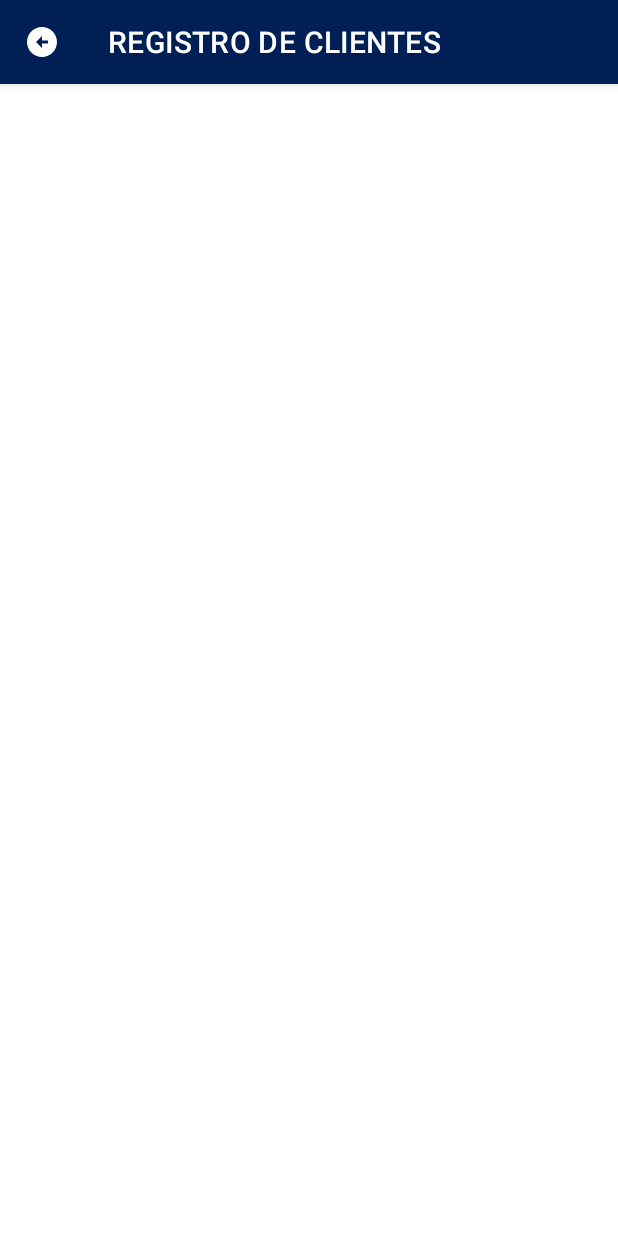
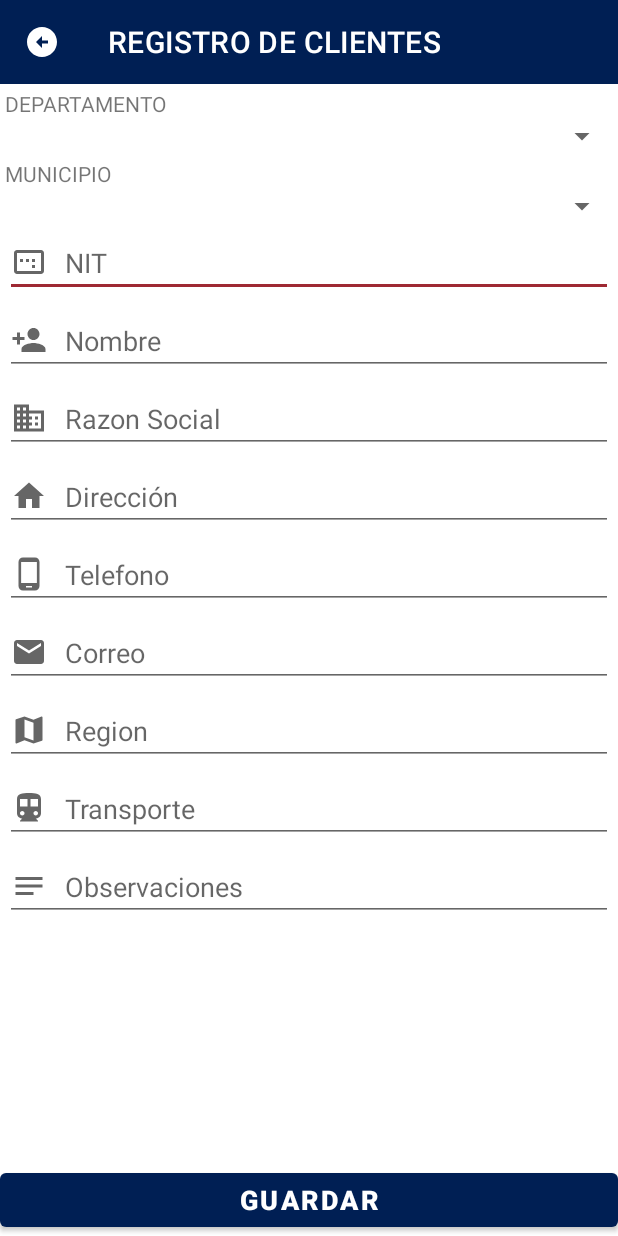
Before and after one commit to JsBoch/pedidosdm, an Android app: the MainMenuActivity screen opened directly, with no data from a screen before it, after a tap on "Clientes", on a phone screen of 412 x 824 dp. Run offline under Robolectric (Android 15) with nearby library versions, the phone set to English and light mode, and no system bars; our stand-ins replace Volley; network calls fail; 2 statements that could not run were skipped; 1 other tap on this screen came first.

Commit message:
Este commit agrega el registro de clientes

```diff
--- a/app/src/main/AndroidManifest.xml
+++ b/app/src/main/AndroidManifest.xml
@@ -26,7 +26,7 @@
             android:exported="false"
             android:parentActivityName=".view.MainMenuActivity" />
         <activity
-            android:name=".view.RegistroCliente"
+            android:name=".view.RegistroClienteActivity"
             android:exported="false"
             android:parentActivityName=".view.MainMenuActivity" />
         <activity
--- a/app/src/main/java/com/mym/pedidosdm/view/ConfirmacionPedidoActivity.java
+++ b/app/src/main/java/com/mym/pedidosdm/view/ConfirmacionPedidoActivity.java
@@ -122,7 +122,6 @@ public class ConfirmacionPedidoActivity extends AppCompatActivity {
                                 //JSON PRINCIPAL
                                 final JSONObject jsonObject = new JSONObject();
                                 try {
-
                                     jsonObject.put("id_departamento",itemCliente.getDepartamentoId());
                                     jsonObject.put("id_empleado", UsuarioBase.get().getUsuarioId());
                                     jsonObject.put("codigo_cliente",itemCliente.getCodigo());
--- a/app/src/main/java/com/mym/pedidosdm/view/MainMenuActivity.kt
+++ b/app/src/main/java/com/mym/pedidosdm/view/MainMenuActivity.kt
@@ -50,7 +50,7 @@ class MainMenuActivity : AppCompatActivity(), NavigationView.OnNavigationItemSel
     override fun onNavigationItemSelected(item: MenuItem): Boolean {
         when(item.itemId) {
             R.id.nav_item_cliente -> {
-                startActivity(Intent(this,RegistroCliente::class.java))
+                startActivity(Intent(this,RegistroClienteActivity::class.java))
             }
             R.id.nav_item_registroPedido -> {
                 //startActivity(Intent(this,ProductOrderActivity::class.java))
--- a/app/src/main/java/com/mym/pedidosdm/view/RegistroCliente.kt
+++ /dev/null
@@ -1,30 +0,0 @@
-package com.mym.pedidosdm.view
-
-import android.os.Bundle
-import androidx.appcompat.app.AppCompatActivity
-import androidx.core.content.ContextCompat
-import com.mym.pedidosdm.R
-import com.mym.pedidosdm.databinding.ActivityMainBinding
-import com.mym.pedidosdm.databinding.ActivityMainMenuBinding
-import com.mym.pedidosdm.databinding.ActivityRegistroClienteBinding
-
-class RegistroCliente : AppCompatActivity() {
-    private lateinit var binding: ActivityRegistroClienteBinding
-
-    override fun onCreate(savedInstanceState: Bundle?) {
-        super.onCreate(savedInstanceState)
-        binding = ActivityRegistroClienteBinding.inflate(layoutInflater)
-        setContentView(binding.root)
-        //Código utilizado para colocar el navigationbar
-        val toolbar: androidx.appcompat.widget.Toolbar = findViewById(R.id.toolbar_main)
-        toolbar.setTitle("REGISTRO DE CLIENTES");
-        toolbar.setTitleTextColor(ContextCompat.getColor(this,R.color.primaryTextColor))
-        toolbar.setBackgroundColor(ContextCompat.getColor(this,R.color.primaryColor))
-        setSupportActionBar(toolbar)
-
-        supportActionBar?.setDisplayHomeAsUpEnabled(true)
-        supportActionBar?.setHomeButtonEnabled(true)
-        supportActionBar?.setHomeAsUpIndicator(R.drawable.ic_back_mym_24)
-        /* *************************************************************** */
-    }
-}
--- /dev/null
+++ b/app/src/main/res/drawable/ic_cliente_add_24.xml
@@ -0,0 +1,10 @@
+<vector xmlns:android="http://schemas.android.com/apk/res/android"
+    android:width="24dp"
+    android:height="24dp"
+    android:viewportWidth="24"
+    android:viewportHeight="24"
+    android:tint="?attr/colorControlNormal">
+  <path
+      android:fillColor="@android:color/white"
+      android:pathData="M15,12c2.21,0 4,-1.79 4,-4s-1.79,-4 -4,-4 -4,1.79 -4,4 1.79,4 4,4zM6,10L6,7L4,7v3L1,10v2h3v3h2v-3h3v-2L6,10zM15,14c-2.67,0 -8,1.34 -8,4v2h16v-2c0,-2.66 -5.33,-4 -8,-4z"/>
+</vector>
--- /dev/null
+++ b/app/src/main/res/drawable/ic_cliente_correo_24.xml
@@ -0,0 +1,10 @@
+<vector xmlns:android="http://schemas.android.com/apk/res/android"
+    android:width="24dp"
+    android:height="24dp"
+    android:viewportWidth="24"
+    android:viewportHeight="24"
+    android:tint="?attr/colorControlNormal">
+  <path
+      android:fillColor="@android:color/white"
+      android:pathData="M20,4L4,4c-1.1,0 -1.99,0.9 -1.99,2L2,18c0,1.1 0.9,2 2,2h16c1.1,0 2,-0.9 2,-2L22,6c0,-1.1 -0.9,-2 -2,-2zM20,8l-8,5 -8,-5L4,6l8,5 8,-5v2z"/>
+</vector>
--- /dev/null
+++ b/app/src/main/res/drawable/ic_cliente_direccion_24.xml
@@ -0,0 +1,10 @@
+<vector xmlns:android="http://schemas.android.com/apk/res/android"
+    android:width="24dp"
+    android:height="24dp"
+    android:viewportWidth="24"
+    android:viewportHeight="24"
+    android:tint="?attr/colorControlNormal">
+  <path
+      android:fillColor="@android:color/white"
+      android:pathData="M10,20v-6h4v6h5v-8h3L12,3 2,12h3v8z"/>
+</vector>
--- /dev/null
+++ b/app/src/main/res/drawable/ic_cliente_observaciones_notes_24.xml
@@ -0,0 +1,11 @@
+<vector xmlns:android="http://schemas.android.com/apk/res/android"
+    android:width="24dp"
+    android:height="24dp"
+    android:viewportWidth="24"
+    android:viewportHeight="24"
+    android:tint="?attr/colorControlNormal"
+    android:autoMirrored="true">
+  <path
+      android:fillColor="@android:color/white"
+      android:pathData="M3,18h12v-2L3,16v2zM3,6v2h18L21,6L3,6zM3,13h18v-2L3,11v2z"/>
+</vector>
--- /dev/null
+++ b/app/src/main/res/drawable/ic_cliente_reazonsocial_24.xml
@@ -0,0 +1,10 @@
+<vector xmlns:android="http://schemas.android.com/apk/res/android"
+    android:width="24dp"
+    android:height="24dp"
+    android:viewportWidth="24"
+    android:viewportHeight="24"
+    android:tint="?attr/colorControlNormal">
+  <path
+      android:fillColor="@android:color/white"
+      android:pathData="M12,7L12,3L2,3v18h20L22,7L12,7zM6,19L4,19v-2h2v2zM6,15L4,15v-2h2v2zM6,11L4,11L4,9h2v2zM6,7L4,7L4,5h2v2zM10,19L8,19v-2h2v2zM10,15L8,15v-2h2v2zM10,11L8,11L8,9h2v2zM10,7L8,7L8,5h2v2zM20,19h-8v-2h2v-2h-2v-2h2v-2h-2L12,9h8v10zM18,11h-2v2h2v-2zM18,15h-2v2h2v-2z"/>
+</vector>
--- /dev/null
+++ b/app/src/main/res/drawable/ic_cliente_region_map_24.xml
@@ -0,0 +1,10 @@
+<vector xmlns:android="http://schemas.android.com/apk/res/android"
+    android:width="24dp"
+    android:height="24dp"
+    android:viewportWidth="24"
+    android:viewportHeight="24"
+    android:tint="?attr/colorControlNormal">
+  <path
+      android:fillColor="@android:color/white"
+      android:pathData="M20.5,3l-0.16,0.03L15,5.1 9,3 3.36,4.9c-0.21,0.07 -0.36,0.25 -0.36,0.48V20.5c0,0.28 0.22,0.5 0.5,0.5l0.16,-0.03L9,18.9l6,2.1 5.64,-1.9c0.21,-0.07 0.36,-0.25 0.36,-0.48V3.5c0,-0.28 -0.22,-0.5 -0.5,-0.5zM15,19l-6,-2.11V5l6,2.11V19z"/>
+</vector>
--- /dev/null
+++ b/app/src/main/res/drawable/ic_cliente_telefono_24.xml
@@ -0,0 +1,10 @@
+<vector xmlns:android="http://schemas.android.com/apk/res/android"
+    android:width="24dp"
+    android:height="24dp"
+    android:viewportWidth="24"
+    android:viewportHeight="24"
+    android:tint="?attr/colorControlNormal">
+  <path
+      android:fillColor="@android:color/white"
+      android:pathData="M16,1L8,1C6.34,1 5,2.34 5,4v16c0,1.66 1.34,3 3,3h8c1.66,0 3,-1.34 3,-3L19,4c0,-1.66 -1.34,-3 -3,-3zM14,21h-4v-1h4v1zM17.25,18L6.75,18L6.75,4h10.5v14z"/>
+</vector>
--- /dev/null
+++ b/app/src/main/res/drawable/ic_cliente_transporte_transit_24.xml
@@ -0,0 +1,10 @@
+<vector xmlns:android="http://schemas.android.com/apk/res/android"
+    android:width="24dp"
+    android:height="24dp"
+    android:viewportWidth="24"
+    android:viewportHeight="24"
+    android:tint="?attr/colorControlNormal">
+  <path
+      android:fillColor="@android:color/white"
+      android:pathData="M12,2c-4.42,0 -8,0.5 -8,4v9.5C4,17.43 5.57,19 7.5,19L6,20.5v0.5h12v-0.5L16.5,19c1.93,0 3.5,-1.57 3.5,-3.5L20,6c0,-3.5 -3.58,-4 -8,-4zM7.5,17c-0.83,0 -1.5,-0.67 -1.5,-1.5S6.67,14 7.5,14s1.5,0.67 1.5,1.5S8.33,17 7.5,17zM11,11L6,11L6,6h5v5zM16.5,17c-0.83,0 -1.5,-0.67 -1.5,-1.5s0.67,-1.5 1.5,-1.5 1.5,0.67 1.5,1.5 -0.67,1.5 -1.5,1.5zM18,11h-5L13,6h5v5z"/>
+</vector>
--- /dev/null
+++ b/app/src/main/res/drawable/ic_dialog_question_24.xml
@@ -0,0 +1,10 @@
+<vector xmlns:android="http://schemas.android.com/apk/res/android"
+    android:width="24dp"
+    android:height="24dp"
+    android:viewportWidth="24"
+    android:viewportHeight="24"
+    android:tint="?attr/colorControlNormal">
+  <path
+      android:fillColor="@android:color/white"
+      android:pathData="M11.07,12.85c0.77,-1.39 2.25,-2.21 3.11,-3.44c0.91,-1.29 0.4,-3.7 -2.18,-3.7c-1.69,0 -2.52,1.28 -2.87,2.34L6.54,6.96C7.25,4.83 9.18,3 11.99,3c2.35,0 3.96,1.07 4.78,2.41c0.7,1.15 1.11,3.3 0.03,4.9c-1.2,1.77 -2.35,2.31 -2.97,3.45c-0.25,0.46 -0.35,0.76 -0.35,2.24h-2.89C10.58,15.22 10.46,13.95 11.07,12.85zM14,20c0,1.1 -0.9,2 -2,2s-2,-0.9 -2,-2c0,-1.1 0.9,-2 2,-2S14,18.9 14,20z"/>
+</vector>
--- /dev/null
+++ b/app/src/main/res/drawable/ic_nit_cliente_24.xml
@@ -0,0 +1,10 @@
+<vector xmlns:android="http://schemas.android.com/apk/res/android"
+    android:width="24dp"
+    android:height="24dp"
+    android:viewportWidth="24"
+    android:viewportHeight="24"
+    android:tint="?attr/colorControlNormal">
+  <path
+      android:fillColor="@android:color/white"
+      android:pathData="M16,10h-2v2h2v-2zM16,14h-2v2h2v-2zM8,10L6,10v2h2v-2zM12,10h-2v2h2v-2zM20,4L4,4c-1.1,0 -2,0.9 -2,2v12c0,1.1 0.9,2 2,2h16c1.1,0 2,-0.9 2,-2L22,6c0,-1.1 -0.9,-2 -2,-2zM20,18L4,18L4,6h16v12z"/>
+</vector>
--- a/app/src/main/res/layout/activity_registro_cliente.xml
+++ b/app/src/main/res/layout/activity_registro_cliente.xml
@@ -1,15 +1,147 @@
 <?xml version="1.0" encoding="utf-8"?>
-<androidx.constraintlayout.widget.ConstraintLayout xmlns:android="http://schemas.android.com/apk/res/android"
+<LinearLayout xmlns:android="http://schemas.android.com/apk/res/android"
     xmlns:app="http://schemas.android.com/apk/res-auto"
     xmlns:tools="http://schemas.android.com/tools"
     android:layout_width="match_parent"
     android:layout_height="match_parent"
-    tools:context=".view.RegistroCliente">
+    android:orientation="vertical"
+    tools:context=".view.RegistroClienteActivity">
 
     <include
         layout="@layout/app_bar_main"
         android:layout_width="match_parent"
-        android:layout_height="match_parent"
-        />
+        android:layout_height="wrap_content" />
 
-</androidx.constraintlayout.widget.ConstraintLayout>
+    <TextView
+        android:layout_width="match_parent"
+        android:layout_height="wrap_content"
+        android:layout_marginLeft="3dp"
+        android:layout_marginTop="3dp"
+        android:text="DEPARTAMENTO" />
+
+    <Spinner
+        android:id="@+id/spDepartamento"
+        android:layout_width="match_parent"
+        android:layout_height="wrap_content"
+        android:layout_marginLeft="3dp"
+        app:layout_constraintStart_toStartOf="parent"
+        app:layout_constraintTop_toTopOf="parent" />
+
+    <TextView
+        android:layout_width="match_parent"
+        android:layout_height="wrap_content"
+        android:layout_marginLeft="3dp"
+        android:layout_marginTop="3dp"
+        android:text="MUNICIPIO" />
+
+    <Spinner
+        android:id="@+id/spMunicipio"
+        android:layout_width="match_parent"
+        android:layout_height="wrap_content"
+        android:layout_marginLeft="3dp"
+        app:layout_constraintStart_toStartOf="parent"
+        app:layout_constraintTop_toTopOf="parent" />
+
+    <EditText
+        android:id="@+id/etNit"
+        android:layout_width="match_parent"
+        android:layout_height="wrap_content"
+        android:layout_margin="3dp"
+        android:drawableStart="@drawable/ic_nit_cliente_24"
+        android:drawablePadding="12dp"
+        android:inputType="textCapCharacters"
+        android:hint="NIT" />
+
+    <EditText
+        android:id="@+id/etNombre"
+        android:layout_width="match_parent"
+        android:layout_height="wrap_content"
+        android:layout_margin="3dp"
+        android:drawableStart="@drawable/ic_cliente_add_24"
+        android:drawablePadding="12dp"
+        android:inputType="textCapCharacters"
+        android:hint="Nombre" />
+
+    <EditText
+        android:id="@+id/etRazonSocial"
+        android:layout_width="match_parent"
+        android:layout_height="wrap_content"
+        android:layout_margin="3dp"
+        android:drawableStart="@drawable/ic_cliente_reazonsocial_24"
+        android:drawablePadding="12dp"
+        android:inputType="textCapCharacters"
+        android:hint="Razon Social" />
+
+    <EditText
+        android:id="@+id/etDireccion"
+        android:layout_width="match_parent"
+        android:layout_height="wrap_content"
+        android:layout_margin="3dp"
+        android:inputType="textCapCharacters"
+        android:drawableStart="@drawable/ic_cliente_direccion_24"
+        android:drawablePadding="12dp"
+        android:hint="Dirección" />
+
+    <EditText
+        android:id="@+id/etTelefono"
+        android:layout_width="match_parent"
+        android:layout_height="wrap_content"
+        android:layout_margin="3dp"
+        android:drawableStart="@drawable/ic_cliente_telefono_24"
+        android:drawablePadding="12dp"
+        android:hint="Telefono"
+        android:inputType="phone" />
+
+    <EditText
+        android:id="@+id/etCorreo"
+        android:layout_width="match_parent"
+        android:layout_height="wrap_content"
+        android:layout_margin="3dp"
+        android:drawableStart="@drawable/ic_cliente_correo_24"
+        android:drawablePadding="12dp"
+        android:hint="Correo"
+        android:inputType="textEmailAddress" />
+
+    <EditText
+        android:id="@+id/etRegion"
+        android:layout_width="match_parent"
+        android:layout_height="wrap_content"
+        android:layout_margin="3dp"
+        android:inputType="textCapCharacters"
+        android:drawableStart="@drawable/ic_cliente_region_map_24"
+        android:drawablePadding="12dp"
+        android:hint="Region" />
+
+    <EditText
+        android:id="@+id/etTransporte"
+        android:layout_width="match_parent"
+        android:layout_height="wrap_content"
+        android:layout_margin="3dp"
+        android:inputType="textCapCharacters"
+        android:drawableStart="@drawable/ic_cliente_transporte_transit_24"
+        android:drawablePadding="12dp"
+        android:hint="Transporte" />
+
+    <EditText
+        android:id="@+id/etObservaciones"
+        android:layout_width="match_parent"
+        android:layout_height="wrap_content"
+        android:layout_margin="3dp"
+        android:drawableStart="@drawable/ic_cliente_observaciones_notes_24"
+        android:drawablePadding="12dp"
+        android:hint="Observaciones" />
+
+    <Space
+        android:layout_width="match_parent"
+        android:layout_height="0dp"
+        android:layout_weight="1" />
+
+    <Button
+        android:id="@+id/bttnGuardar"
+        android:layout_width="match_parent"
+        android:layout_height="wrap_content"
+        android:text="GUARDAR"
+        android:textColor="@color/primaryTextColor"
+        android:textSize="18sp"
+        android:textStyle="bold" />
+</LinearLayout>
--- a/app/src/main/res/values/strings.xml
+++ b/app/src/main/res/values/strings.xml
@@ -7,4 +7,7 @@
     <string name="URL_ProductList">http://192.168.0.4/wsdistribuidoramym/productlist.php</string>
     <string name="URL_ClientList">http://192.168.0.4/wsdistribuidoramym/clientlist.php</string>
     <string name="URL_RegistroPedido">http://192.168.0.4/wsdistribuidoramym/registro_pedido.php</string>
+    <string name="URL_ListaDepartamento">http://192.168.0.4/wsdistribuidoramym/lista_departamento.php</string>
+    <string name="URL_ListaMunicipio">http://192.168.0.4/wsdistribuidoramym/lista_municipio.php</string>
+    <string name="URL_RegistroCliente">http://192.168.0.4/wsdistribuidoramym/registro_cliente.php</string>
 </resources>
```
Also changed, not shown: app/src/main/java/com/mym/pedidosdm/model/DepartamentoPais.java (added, +41 -0 lines), app/src/main/java/com/mym/pedidosdm/model/MunicipioDepartamento.java (added, +43 -0 lines), app/src/main/java/com/mym/pedidosdm/view/RegistroClienteActivity.java (added, +357 -0 lines).
